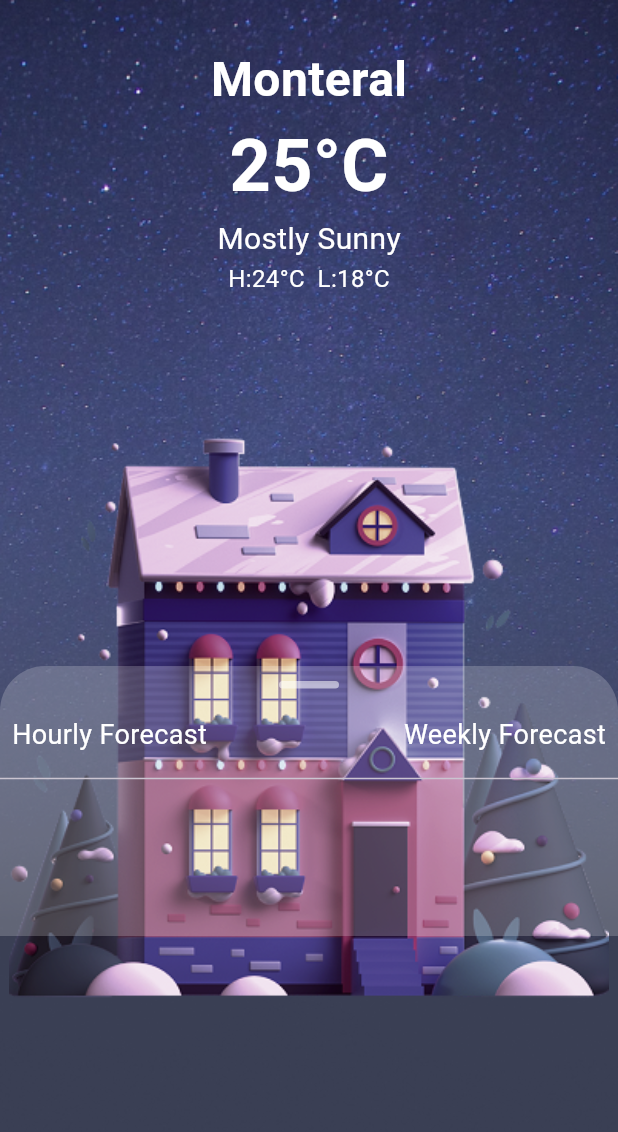
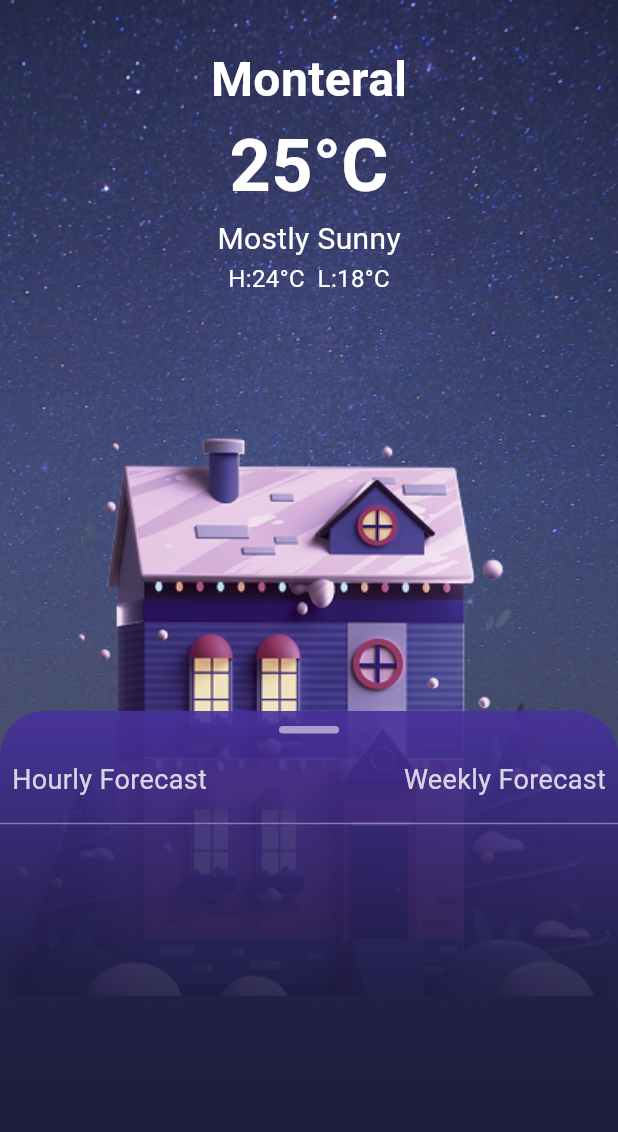
Before and after one commit to Dannansilva/weatherApp2.0, a Flutter app: the screen it shows after launch, on a phone screen of 412 x 824 dp. Shown: the top 1132 px of the screen. Run offline on Flutter 3.47's test engine with Material 3 defaults, Android fonts, the phone set to English and light mode, and no system bars.

Commit message:
added bottom bg color

```diff
--- a/lib/homepage.dart
+++ b/lib/homepage.dart
@@ -77,15 +77,23 @@ class _HomepageState extends State<Homepage> {
             ),
           ),
 
-          // Bottom Container
+          // Bottom Container with Gradient
           Positioned(
-            bottom: containerOffset,
+            bottom: 0,
             left: 0,
             right: 0,
             child: Container(
-              height: 180,
+              height: containerOffset + 150,
               decoration: BoxDecoration(
-                color: Colors.white.withOpacity(0.2),
+                gradient: LinearGradient(
+                  begin: Alignment.topCenter,
+                  end: Alignment.bottomCenter,
+                  colors: [
+                    Color(0xFF48319D).withOpacity(0.9),
+                    Color(0xFF1F1D47).withOpacity(0.9),
+                    Color(0xFF1C1B33).withOpacity(1),
+                  ],
+                ),
                 borderRadius: const BorderRadius.only(
                   topLeft: Radius.circular(30),
                   topRight: Radius.circular(30),
@@ -109,17 +117,23 @@ class _HomepageState extends State<Homepage> {
                       children: [
                         Text(
                           "Hourly Forecast",
-                          style: TextStyle(color: Colors.white, fontSize: 18),
+                          style: TextStyle(
+                            color: Colors.white.withOpacity(0.8),
+                            fontSize: 18,
+                          ),
                         ),
                         Spacer(),
                         Text(
                           "Weekly Forecast",
-                          style: TextStyle(color: Colors.white, fontSize: 18),
+                          style: TextStyle(
+                            color: Colors.white.withOpacity(0.8),
+                            fontSize: 18,
+                          ),
                         ),
                       ],
                     ),
                   ),
-                  Divider(),
+                  Divider(color: Colors.white38),
                 ],
               ),
             ),
```
